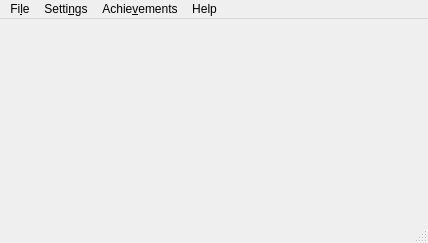
Above: ui/mainwindow.ui from tdauth/gustavsfairyland before the change. Below: the same form after it.
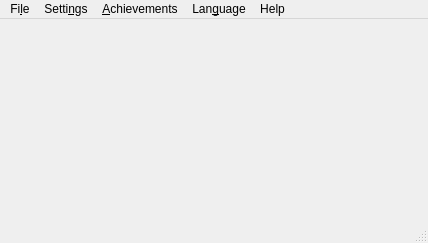
That is the form after the change.

Commit message: Fixed multilanguage support, multiple languages for descriptions etc.

Patch:
```diff
--- a/ui/mainwindow.ui
+++ b/ui/mainwindow.ui
@@ -110,13 +110,19 @@
    </widget>
    <widget class="QMenu" name="menuAchievements">
     <property name="title">
-     <string>Achie&amp;vements</string>
+     <string>&amp;Achievements</string>
     </property>
     <addaction name="actionHighScores"/>
    </widget>
+   <widget class="QMenu" name="menuLanguage">
+    <property name="title">
+     <string>Lan&amp;guage</string>
+    </property>
+   </widget>
    <addaction name="menuFile"/>
    <addaction name="menuSettings"/>
    <addaction name="menuAchievements"/>
+   <addaction name="menuLanguage"/>
    <addaction name="menuHelp"/>
   </widget>
   <widget class="QStatusBar" name="statusbar"/>
```
The commit also changes 25 other files.
